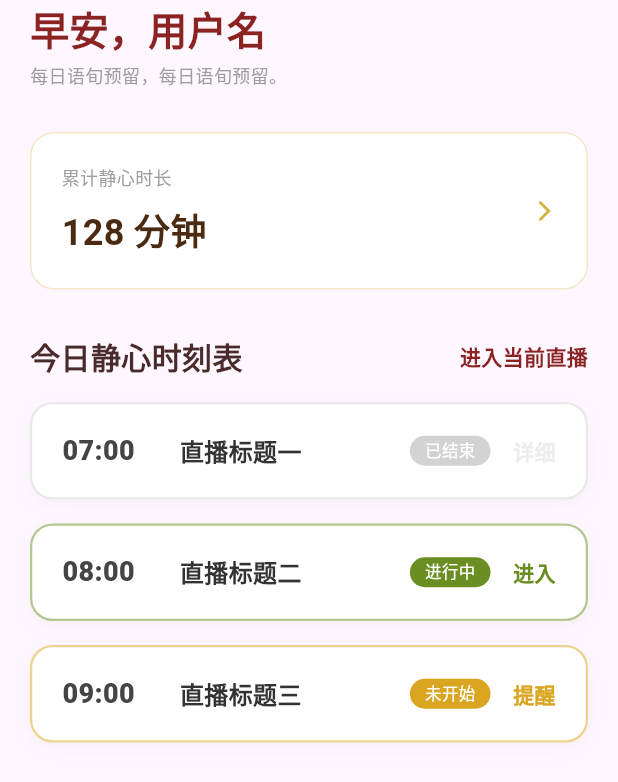
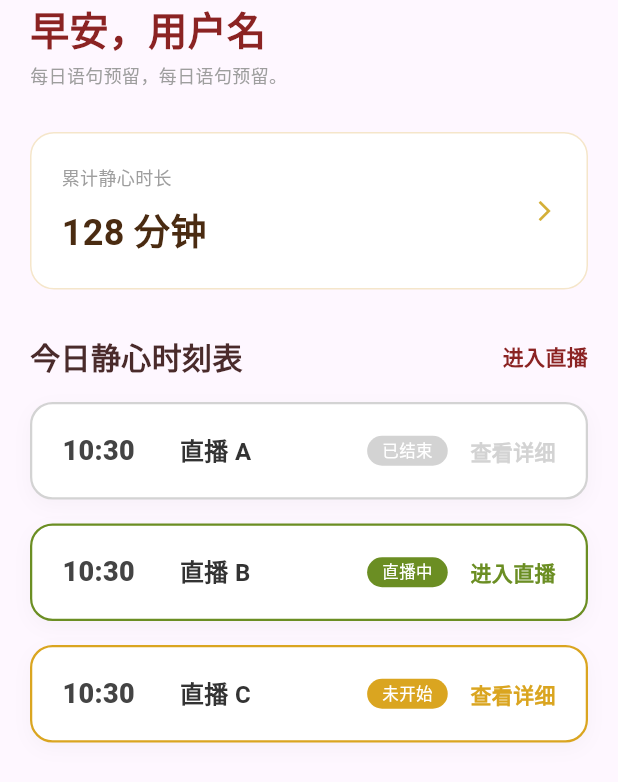
Before and after one commit to CHEN-2001/static_touch, a Flutter app: the HomePage widget shown alone on an empty page, opened directly, on a phone screen of 412 x 824 dp. Shown: the top 782 px of the screen. Run offline on Flutter 3.47's test engine with Material 3 defaults, Android fonts, the phone set to English and light mode, and no system bars; our stand-ins replace camera, go_router; missing offline and left inert: nfc_manager.

Commit message:
对home的live列表以及跳转相关的live详细页面与关联的model、service和文件结构做出调整

```diff
--- a/lib/enum/live_static.dart
+++ b/lib/enum/live_status_enum.dart
@@ -1,6 +1,6 @@
 import 'package:flutter/material.dart';
 
-enum LiveStatus {
+enum LiveStatusEnum {
   upcoming(2, "未开始", Color(0xFFDAA520)),
   ongoing(1, "直播中", Color(0xFF6B8E23)),
   finished(0, "已结束", Color(0xFFD3D3D3));
@@ -9,9 +9,9 @@ enum LiveStatus {
   final String tag;
   final Color color;
 
-  const LiveStatus(this.value, this.tag, this.color);
+  const LiveStatusEnum(this.value, this.tag, this.color);
 
-  static LiveStatus fromInt(int value) {
-    return LiveStatus.values.firstWhere((e) => e.value == value, orElse: () => LiveStatus.upcoming);
+  static LiveStatusEnum fromInt(int value) {
+    return LiveStatusEnum.values.firstWhere((e) => e.value == value, orElse: () => LiveStatusEnum.upcoming);
   }
 }
--- a/lib/models/live_item.dart
+++ b/lib/models/live_item_model.dart
@@ -1,22 +1,22 @@
-import 'package:static_touch/enum/live_static.dart';
+import 'package:static_touch/enum/live_status_enum.dart';
 
-class LiveItem {
+class LiveItemModel {
   final String id;
   final String title;
   final DateTime startTime;
-  final LiveStatus status;
+  final LiveStatusEnum status;
 
-  LiveItem({required this.id, required this.title, required this.startTime, required this.status});
+  LiveItemModel({required this.id, required this.title, required this.startTime, required this.status});
 
   String get timeDisplay =>
       "${startTime.hour.toString().padLeft(2, '0')}:${startTime.minute.toString().padLeft(2, '0')}";
 
-  factory LiveItem.fromJson(Map<String, dynamic> json) {
-    return LiveItem(
+  factory LiveItemModel.fromJson(Map<String, dynamic> json) {
+    return LiveItemModel(
       id: json['id'] ?? '',
       title: json['title'] ?? '',
       startTime: DateTime.fromMillisecondsSinceEpoch((json['start_time'] ?? 0) * 1000),
-      status: LiveStatus.fromInt(json['status'] ?? 0),
+      status: LiveStatusEnum.fromInt(json['status'] ?? 0),
     );
   }
 }
--- a/lib/pages/home/home_page.dart
+++ b/lib/pages/home/home_page.dart
@@ -20,7 +20,6 @@ class HomePage extends StatelessWidget {
             ),
           ),
           const SliverToBoxAdapter(child: ScheduleList()),
-          const SliverToBoxAdapter(child: SizedBox(height: 30)),
         ],
       ),
     );
--- a/lib/pages/home/home_provider.dart
+++ b/lib/pages/home/home_provider.dart
@@ -48,7 +48,7 @@ class HomeProvider with ChangeNotifier {
   // 模拟基础信息
   int totalDuration = 128;
   String userName = "用户名";
-  String dailyQuote = "每日语旬预留，每日语旬预留。";
+  String dailyQuote = "每日语句预留，每日语句预留。";
 
   // 模拟列表数据
   // 生产环境下，这里应该是从 API 获取后再转换成 ScheduleItem 对象
--- a/lib/pages/home/widgets/schedule_list.dart
+++ b/lib/pages/home/widgets/schedule_list.dart
@@ -1,15 +1,30 @@
 import 'package:flutter/material.dart';
-import 'package:go_router/go_router.dart'; // 导入路由
+import 'package:go_router/go_router.dart';
 import 'package:provider/provider.dart';
-import 'package:static_touch/pages/home/home_provider.dart';
+// 导入 provider、model、enum
+import 'package:static_touch/providers/live_state_provider.dart';
+import 'package:static_touch/models/live_item_model.dart';
+import 'package:static_touch/enum/live_status_enum.dart';
 
-class ScheduleList extends StatelessWidget {
+class ScheduleList extends StatefulWidget {
   const ScheduleList({super.key});
 
   @override
+  State<ScheduleList> createState() => _ScheduleListState();
+}
+
+class _ScheduleListState extends State<ScheduleList> {
+  @override
+  void initState() {
+    super.initState();
+    WidgetsBinding.instance.addPostFrameCallback((_) {
+      context.read<LiveListProvider>().initAndRefresh();
+    });
+  }
+
+  @override
   Widget build(BuildContext context) {
-    final items = context.select((HomeProvider p) => p.scheduleItems);
-
+    final List<LiveItemModel> items = context.select((LiveListProvider p) => p.items);
     return Column(
       crossAxisAlignment: CrossAxisAlignment.start,
       children: [
@@ -21,10 +36,9 @@ class ScheduleList extends StatelessWidget {
               style: TextStyle(fontSize: 20, fontWeight: FontWeight.bold, color: Color(0xFF4A2B2B)),
             ),
             GestureDetector(
-              // 假设“进入当前直播”直接跳转到正在进行的直播
               onTap: () => context.push('/livePrepare'),
               child: const Text(
-                '进入当前直播',
+                '进入直播',
                 style: TextStyle(color: Color(0xFF8B2323), fontSize: 14, fontWeight: FontWeight.bold),
               ),
             ),
@@ -36,31 +50,22 @@ class ScheduleList extends StatelessWidget {
     );
   }
 
-  // 点击条目的核心分发逻辑
-  void _handleItemTap(BuildContext context, ScheduleItem item) {
+  // 页面跳转
+  void _handleItemTap(BuildContext context, LiveItemModel item) {
     switch (item.status) {
-      case ScheduleStatus.finished:
-      case ScheduleStatus.upcoming:
-        context.push(
-          '/meditationDetail',
-          extra: {
-            'title': item.title,
-            'status': item.status,
-            'startTime': item.startTime, // 传入时间
-          },
-        );
+      case LiveStatusEnum.finished:
+      case LiveStatusEnum.upcoming:
+        context.push('/meditationDetail', extra: item);
         break;
-      case ScheduleStatus.ongoing:
+      case LiveStatusEnum.ongoing:
         context.push('/liveDetailPage');
         break;
     }
   }
 
-  Widget _buildItem(BuildContext context, ScheduleItem item) {
-    final statusColor = _getStatusColor(item.status);
-
+  // 组件渲染样式
+  Widget _buildItem(BuildContext context, LiveItemModel item) {
     return GestureDetector(
-      // 整个卡片都可以点击
       onTap: () => _handleItemTap(context, item),
       child: Container(
         margin: const EdgeInsets.only(bottom: 16),
@@ -68,7 +73,7 @@ class ScheduleList extends StatelessWidget {
         decoration: BoxDecoration(
           color: Colors.white,
           borderRadius: BorderRadius.circular(15),
-          border: Border.all(color: statusColor.withValues(alpha: 0.5), width: 1.5),
+          border: Border.all(color: item.status.color, width: 1.5),
           boxShadow: [
             BoxShadow(color: Colors.black.withValues(alpha: 0.03), blurRadius: 10, offset: const Offset(0, 4)),
           ],
@@ -86,21 +91,15 @@ class ScheduleList extends StatelessWidget {
                 style: const TextStyle(fontSize: 16, fontWeight: FontWeight.bold, color: Color(0xFF333333)),
               ),
             ),
-            // 状态标签
             Container(
               padding: const EdgeInsets.symmetric(horizontal: 10, vertical: 2),
-              decoration: BoxDecoration(color: statusColor, borderRadius: BorderRadius.circular(20)),
-              child: Text(item.statusText, style: const TextStyle(color: Colors.white, fontSize: 11)),
+              decoration: BoxDecoration(color: item.status.color, borderRadius: BorderRadius.circular(20)),
+              child: Text(item.status.tag, style: const TextStyle(color: Colors.white, fontSize: 11)),
             ),
             const SizedBox(width: 15),
-            // 右侧动作按钮（视觉提示）
             Text(
-              _getActionText(item.status),
-              style: TextStyle(
-                color: statusColor.withValues(alpha: item.canAction ? 1.0 : 0.4),
-                fontSize: 14,
-                fontWeight: FontWeight.bold,
-              ),
+              _getActionTextByStatus(item.status),
+              style: TextStyle(color: item.status.color, fontSize: 14, fontWeight: FontWeight.bold),
             ),
           ],
         ),
@@ -108,25 +107,13 @@ class ScheduleList extends StatelessWidget {
     );
   }
 
-  Color _getStatusColor(ScheduleStatus status) {
-    switch (status) {
-      case ScheduleStatus.finished:
-        return const Color(0xFFD3D3D3);
-      case ScheduleStatus.ongoing:
-        return const Color(0xFF6B8E23);
-      case ScheduleStatus.upcoming:
-        return const Color(0xFFDAA520);
-    }
-  }
-
-  String _getActionText(ScheduleStatus status) {
-    switch (status) {
-      case ScheduleStatus.finished:
-        return '详细';
-      case ScheduleStatus.ongoing:
-        return '进入';
-      case ScheduleStatus.upcoming:
-        return '提醒';
+  // 映射列表点击功能文字
+  String _getActionTextByStatus(LiveStatusEnum listen) {
+    switch (listen.value) {
+      case 1:
+        return '进入直播';
+      default:
+        return '查看详细';
     }
   }
 }
--- a/lib/pages/live/live_provider.dart
+++ b/lib/pages/live/live_provider.dart
@@ -1,11 +1,11 @@
 import 'package:flutter/material.dart';
 import 'package:camera/camera.dart';
 
-class LiveItem {
+class LiveItemA {
   final String title;
   final String status;
   final String coverUrl;
-  LiveItem({required this.title, required this.status, required this.coverUrl});
+  LiveItemA({required this.title, required this.status, required this.coverUrl});
 }
 
 class LiveProvider with ChangeNotifier {
@@ -13,13 +13,13 @@ class LiveProvider with ChangeNotifier {
   int _currentTabIndex = 0;
   int get currentTabIndex => _currentTabIndex;
 
-  final List<LiveItem> _allLives = [
-    LiveItem(title: '静心禅修直播', status: '直播中', coverUrl: ''),
-    LiveItem(title: '午间修行提醒', status: '即将开始', coverUrl: ''),
-    LiveItem(title: '昨日回顾直播', status: '已结束', coverUrl: ''),
+  final List<LiveItemA> _allLives = [
+    LiveItemA(title: '静心禅修直播', status: '直播中', coverUrl: ''),
+    LiveItemA(title: '午间修行提醒', status: '即将开始', coverUrl: ''),
+    LiveItemA(title: '昨日回顾直播', status: '已结束', coverUrl: ''),
   ];
 
-  List<LiveItem> get filteredLives {
+  List<LiveItemA> get filteredLives {
     if (_currentTabIndex == 0) return _allLives;
     String targetStatus = ['全部', '直播中', '即将开始', '已结束'][_currentTabIndex];
     return _allLives.where((item) => item.status == targetStatus).toList();
--- a/lib/pages/live/widgets/live_list.dart
+++ b/lib/pages/live/widgets/live_list.dart
@@ -24,7 +24,7 @@ class LiveList extends StatelessWidget {
 
 // 🚀 直播卡片组件
 class LiveCardItem extends StatelessWidget {
-  final LiveItem item;
+  final LiveItemA item;
   const LiveCardItem({super.key, required this.item});
 
   @override
--- a/lib/providers/live_state_provider.dart
+++ b/lib/providers/live_state_provider.dart
@@ -1,29 +1,50 @@
 import 'package:flutter/material.dart';
-import 'package:static_touch/models/live_item.dart';
+import 'dart:async'; // 引入异步工具
+import 'package:static_touch/models/live_item_model.dart';
 import 'package:static_touch/services/live_service.dart';
 
 class LiveListProvider with ChangeNotifier {
   final LiveService _liveService = LiveService();
+  List<LiveItemModel> _items = [];
+  StreamSubscription? _liveSubscription;
 
-  List<LiveItem> _items = [];
-  bool _isLoading = false;
+  List<LiveItemModel> get items => _items;
 
-  // 只读属性
-  List<LiveItem> get items => _items;
-  bool get isLoading => _isLoading;
+  Future<void> initAndRefresh() async {
+    await refreshLiveList();
+    startListeningUpdates();
+  }
 
-  // 初始化或下拉刷新
   Future<void> refreshLiveList() async {
-    _isLoading = true;
-    notifyListeners(); // 告诉 UI 显示加载动画
-
     try {
       _items = await _liveService.fetchLiveListFromApi();
-    } catch (e) {
-      debugPrint("加载直播列表失败: $e");
-    } finally {
-      _isLoading = false;
-      notifyListeners(); // 刷新完成，隐藏加载动画
-    }
+      notifyListeners();
+    } catch (e) {}
+  }
+
+  void startListeningUpdates() {
+    _liveSubscription?.cancel();
+    _liveSubscription = _liveService.listenLiveUpdates().listen((updatedItem) {
+      final newList = List<LiveItemModel>.from(_items);
+
+      int index = newList.indexWhere((item) => item.id == updatedItem.id);
+      if (index != -1) {
+        newList[index] = updatedItem;
+        debugPrint("--- 监听到更新：直播 ${updatedItem.id} 状态变为 ${updatedItem.status.tag} ---");
+      } else {
+        newList.insert(0, updatedItem);
+        debugPrint("--- 监听到新增：新直播 ${updatedItem.id} 已插入 ---");
+      }
+
+      _items = newList;
+
+      notifyListeners();
+    });
+  }
+
+  @override
+  void dispose() {
+    _liveSubscription?.cancel();
+    super.dispose();
   }
 }
--- a/lib/services/live_service.dart
+++ b/lib/services/live_service.dart
@@ -1,15 +1,28 @@
-import 'package:static_touch/models/live_item.dart';
-import 'package:static_touch/enum/live_static.dart';
+import 'dart:async';
+import 'package:static_touch/models/live_item_model.dart';
+import 'package:static_touch/enum/live_status_enum.dart';
 
 class LiveService {
-  // 模拟从后端获取 JSON 并解析
-  Future<List<LiveItem>> fetchLiveListFromApi() async {
-    await Future.delayed(const Duration(seconds: 1)); // 模拟网络延迟
-
-    // 这里未来是 await dio.get(...)
+  Future<List<LiveItemModel>> fetchLiveListFromApi() async {
+    await Future.delayed(const Duration(seconds: 1));
     return [
-      LiveItem(id: '1', title: '直播 A', startTime: DateTime.now(), status: LiveStatus.finished),
-      LiveItem(id: '2', title: '直播 B', startTime: DateTime.now(), status: LiveStatus.ongoing),
+      LiveItemModel(id: '1', title: '直播 A', startTime: DateTime.now(), status: LiveStatusEnum.finished),
+      LiveItemModel(id: '2', title: '直播 B', startTime: DateTime.now(), status: LiveStatusEnum.ongoing),
+      LiveItemModel(id: '3', title: '直播 C', startTime: DateTime.now(), status: LiveStatusEnum.upcoming),
     ];
   }
+
+  // 模拟推流
+  Stream<LiveItemModel> listenLiveUpdates() async* {
+    while (true) {
+      await Future.delayed(const Duration(seconds: 5));
+
+      yield LiveItemModel(
+        id: '2',
+        title: '直播 B',
+        startTime: DateTime.now(),
+        status: LiveStatusEnum.finished, // 状态变了
+      );
+    }
+  }
 }
```
Also changed, not shown: lib/models/live_detailed_model.dart (renamed from lib/pages/meditation_detail/models/meditation_schedule_model.dart, +4 -4 lines), lib/pages/meditation_detail/meditation_detail_provider.dart (deleted, +0 -38 lines), lib/pages/meditation_detail/models/detail_model.dart (deleted, +0 -42 lines), lib/pages/shared/meditation_detail/meditation_detail_page.dart (renamed from lib/pages/meditation_detail/meditation_detail_page.dart, +13 -12 lines), lib/pages/shared/meditation_detail/meditation_detail_provider.dart (added, +46 -0 lines), lib/routes/app_router.dart (+7 -4 lines), lib/services/live_detailed_service.dart (added, +33 -0 lines), lib/pages/shared/meditation_detail/widgets/detail_bottom_bar.dart (added), lib/pages/shared/meditation_detail/widgets/detail_info_item.dart (added).
